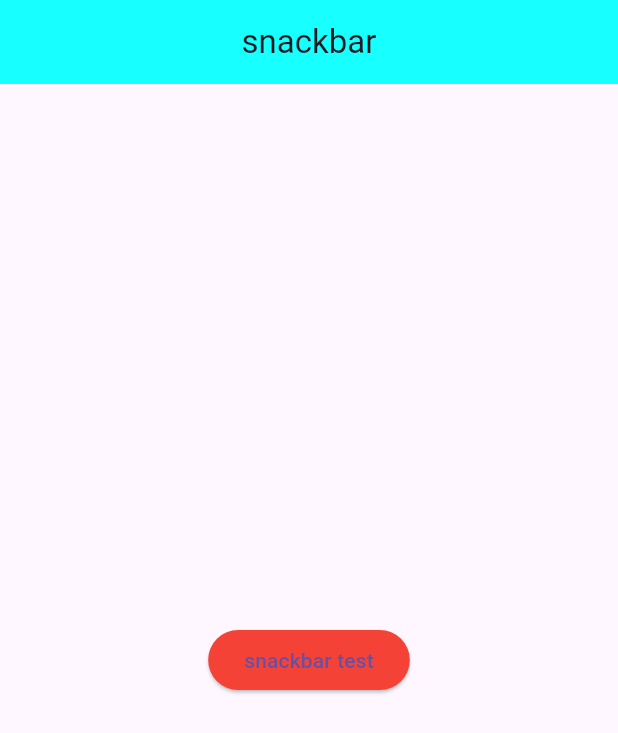
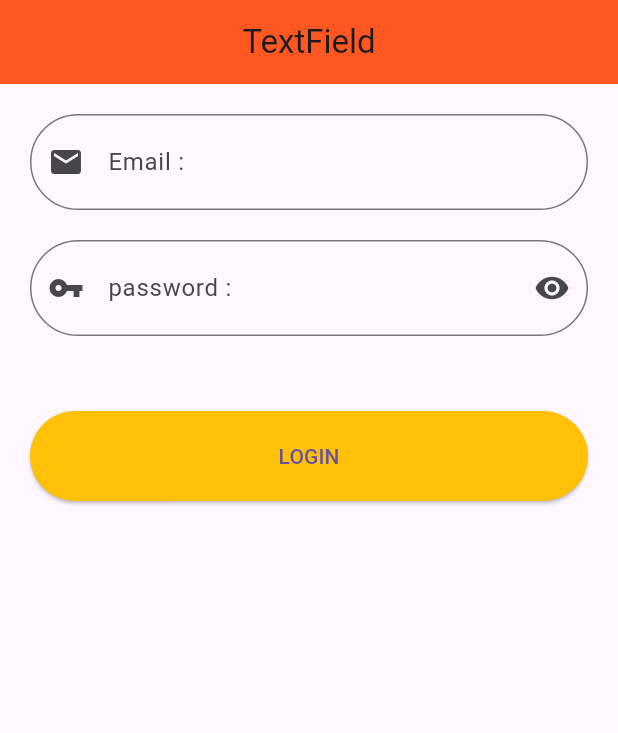
Before and after one commit to fannyHere/Flutter_Section04_MediumWidget, a Flutter app: the screen it shows after launch, on a phone screen of 412 x 824 dp. Shown: the top 733 px of the screen. Run offline on Flutter 3.47's test engine with Material 3 defaults, Android fonts, the phone set to English and light mode, and no system bars.

Commit message:
Section 04 - 04 TextField

```diff
--- /dev/null
+++ b/lib/04 TextField/textfield.dart
@@ -0,0 +1,135 @@
+import 'package:flutter/material.dart';
+
+class Txtfield extends StatefulWidget {
+  const Txtfield({super.key});
+
+  @override
+  State<Txtfield> createState() => _TxtfieldState();
+}
+
+bool isHidden = true;
+//controller itu buat nampung value dari masing-masing column
+TextEditingController emailC = TextEditingController();
+TextEditingController passC = TextEditingController();
+
+class _TxtfieldState extends State<Txtfield> {
+  @override
+  Widget build(BuildContext context) {
+    return Scaffold(
+      appBar: AppBar(
+        backgroundColor: Colors.deepOrange,
+        title: Text("TextField"),
+        centerTitle: true,
+      ),
+
+      //tipe 1 : untuk ngisi form di tengah
+      // body: Center(
+      //   child: Padding(
+      //       padding: EdgeInsets.only(left: 20, right: 20),
+      //       child: TextField(
+      //         autocorrect: true,
+      //       )),
+      // ),
+
+      //tipe 2 : untuk membuat form
+      body: ListView(
+          //ini make list view bukan column, supaya klo nanti ngisi formkepenuhan di bisa discroll
+          padding: EdgeInsets.all(20),
+          children: [
+            // Container( //cek supaya bisa discroll (prove it)
+            //   height: 400,
+            //   color: Colors.amber,
+            // ),
+            TextField(
+              controller: emailC,
+              autocorrect: false,
+              keyboardType: TextInputType.emailAddress,
+              //ini nanti di keyboardnya otomatis ada @ sama _
+              //textInputAction: TextInputAction.done, //supaya pas masukin text, di ujung kanan bawah keyboard ada done
+              textInputAction: TextInputAction
+                  .next, //supaya pas masukin text, lansgung ngisi kolom form berikutnya
+              decoration: InputDecoration(
+                contentPadding:
+                    EdgeInsets.symmetric(horizontal: 30, vertical: 20),
+                label: Text("Email :"), //tipe 2 penulisan label text
+                border: OutlineInputBorder(
+                  borderRadius: BorderRadius.circular(50),
+                ),
+                //cara 1: masukin icon email, bisa di custom==> kudu diklik dulu baru muncul iconnya
+                // prefix: Padding(
+                //   //buat bikin icons email di dalamkotakform
+                //   padding: const EdgeInsets.only(right: 20),
+                //   child: Icon(Icons.email),
+                //),
+                //cara 2: masukin icon email tanpa custom ==> dari awal udah muncul iconnya
+                prefixIcon: Icon(Icons.email),
+              ),
+            ),
+            SizedBox(
+              height: 20,
+            ),
+            TextField(
+                controller: passC,
+                autocorrect: false,
+                //obscureText: true, //klonulis password ada bintang-bintangnya
+                obscureText: isHidden,
+                textInputAction: TextInputAction.done,
+                decoration: InputDecoration(
+                  labelText: "password :", //tipe 1 penulisan label text
+                  contentPadding: EdgeInsets.symmetric(
+                      horizontal: 30,
+                      vertical: 20), //buat naroin spasi di dalam kotak form
+                  border: OutlineInputBorder(
+                    borderRadius: BorderRadius.circular(50),
+                  ),
+                  //cara 1: munculin ikon
+                  // prefix: Padding(
+                  //   //buat bikin icons email di dalamkotakform
+                  //   padding: const EdgeInsets.only(right: 20),
+                  //   child: Icon(Icons.vpn_key),
+                  // ),
+                  //cara 2:munculin ikon
+                  prefixIcon: Icon(Icons.vpn_key),
+                  //cara 1: munculin icon mata tapi gabisa diteken
+                  suffixIcon: IconButton(
+                    onPressed: () {
+                      if (isHidden == true) {
+                        //jika is hidden sama dengan true ....
+                        isHidden = false;
+                      } else {
+                        isHidden = true;
+                      }
+                      setState(() {}); //supaya berubah UI nya
+                    },
+                    //cara 2: munculin icon mata bisa ditreken karena ada buttonnyahhhhh
+                    icon: Icon(Icons.remove_red_eye),
+                    // suffixIcon: Icon(Icons.remove_red_eye),
+                  ),
+                )),
+
+            SizedBox(height: 50),
+            ElevatedButton(
+              onPressed: () {
+                print(
+                    "LOGIN DENGAN : EMAIL (${emailC.text}) & PASS (${passC.text})");
+              },
+              child: Text("LOGIN"),
+              style: ButtonStyle(
+                  backgroundColor: MaterialStateProperty.resolveWith<Color>(
+                      (Set<MaterialState> states) {
+                    if (states.contains(MaterialState.pressed)) {
+                      return Colors.blue;
+                    }
+                    return Colors.amber;
+                  }),
+                  padding: MaterialStateProperty.all<EdgeInsets>(
+                      EdgeInsets.symmetric(horizontal: 30, vertical: 20)),
+                  shape: MaterialStateProperty.all<OutlinedBorder>(
+                      RoundedRectangleBorder(
+                    borderRadius: BorderRadius.circular(50),
+                  ))),
+            ),
+          ]),
+    );
+  }
+}
--- a/lib/main.dart
+++ b/lib/main.dart
@@ -1,5 +1,5 @@
 import 'package:flutter/material.dart';
-import 'package:section_4/03%20SnackBar/snackbar.dart';
+import 'package:section_4/04%20TextField/textfield.dart';
 
 void main() {
   runApp(MyApp());
@@ -12,7 +12,7 @@ class MyApp extends StatelessWidget {
   Widget build(BuildContext context) {
     return MaterialApp(
       debugShowCheckedModeBanner: false,
-      home: snackbar(),
+      home: Txtfield(),
     );
   }
 }
```
